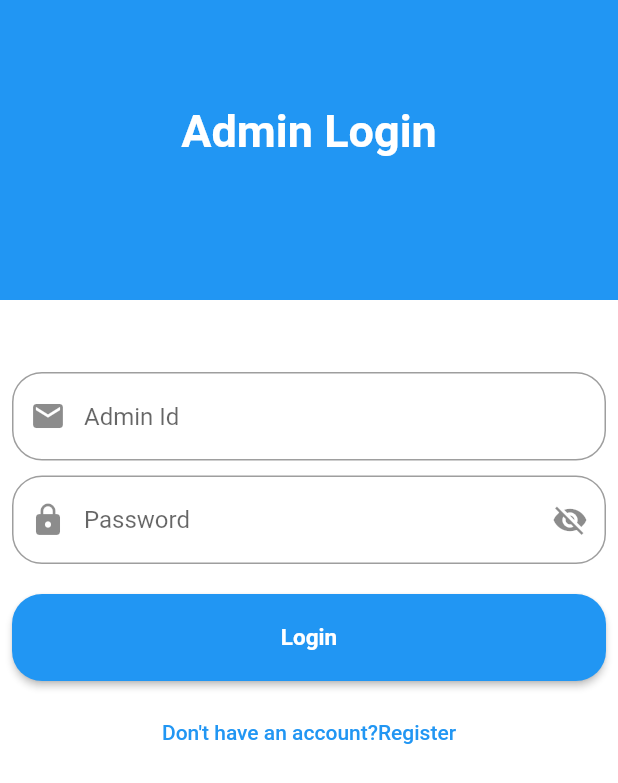
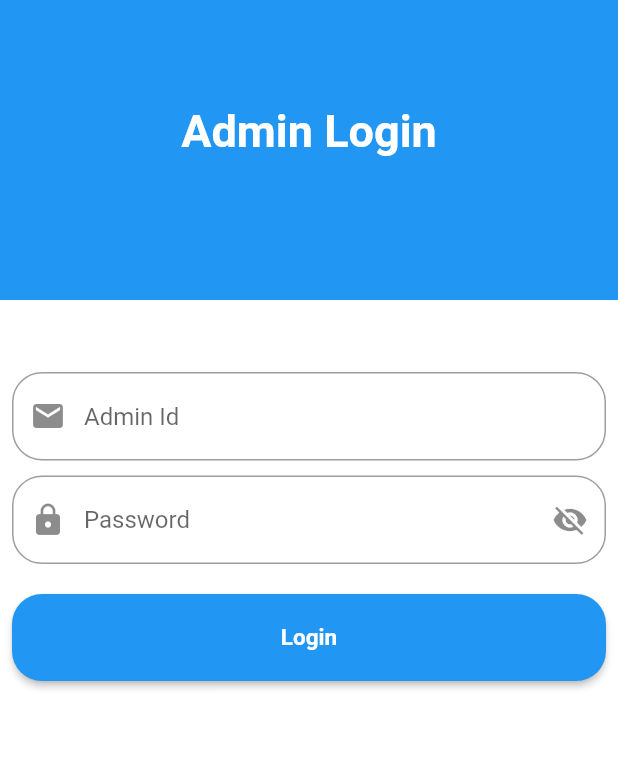
Before and after one commit to rsagar024/Campus_Master, a Flutter app: the screen it shows after launch, in the side drawer, after a tap on "Admin", on a phone screen of 412 x 824 dp. Shown: the top 783 px of the screen. Run offline on Flutter 3.47's test engine with Material 2 defaults, Android fonts, the phone set to English and light mode, and no system bars; our stand-ins replace carousel_slider, cloud_firestore, email_validator, file_picker, firebase_auth, firebase_core and 7 more; missing offline and left inert: jitsi_meet_v1; accounts and stored records are empty.

Commit message:
Uploading the project

```diff
--- a/lib/Teachers/admin/adminlogin.dart
+++ b/lib/Teachers/admin/adminlogin.dart
@@ -92,16 +92,11 @@ class _AdminLoginScreenState extends State<AdminLoginScreen> {
               height: 10,
             ),
 
-                Align(
-                  alignment: Alignment.center,
-                  child: TextButton(onPressed: (){
-                     Navigator.push(context, MaterialPageRoute(builder: (context)=>AdminRegisterScreen()));
-                  }, child: Text("Don't have an account?Register"))),
-
-
-
-
-
+                // Align(
+                //   alignment: Alignment.center,
+                //   child: TextButton(onPressed: (){
+                //      //Navigator.push(context, MaterialPageRoute(builder: (context)=>AdminRegisterScreen()));
+                //   }, child: Text("Don't have an account?Register"))),
                   ]
                 ),
               ),
```
